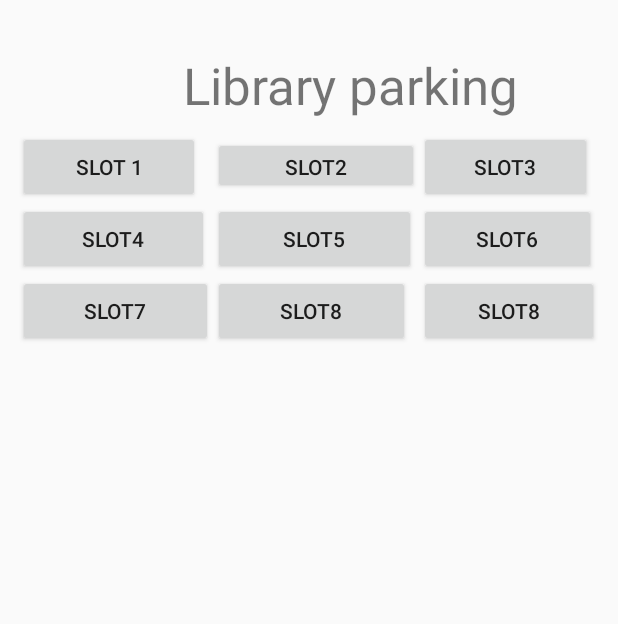
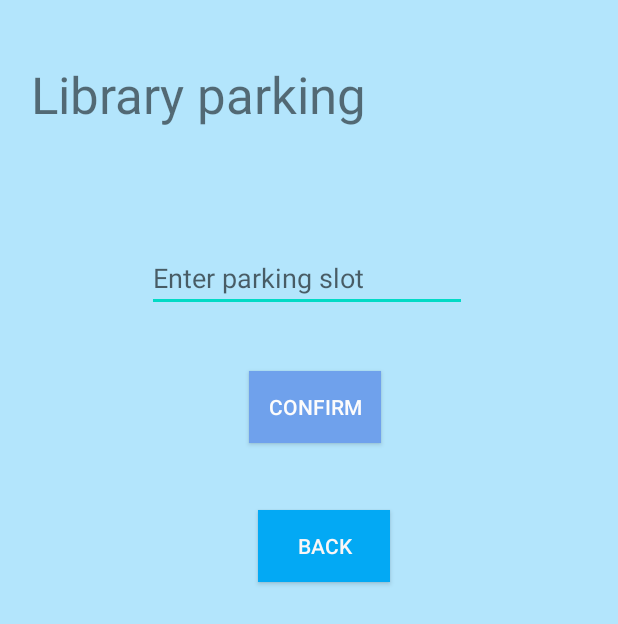
Before and after one commit to dheerajkrishna458/BookMyLotNWM, an Android app: the layout parkingview.xml on its own in the app's theme, with its tools: preview values and no code run, on a phone screen of 412 x 824 dp. Shown: the top 624 px of the screen. Run offline under Robolectric (Android 15) with nearby library versions, the phone set to English and light mode, and no system bars.

Commit message:
dheeraj krishna sign page creation and 2nd layout page creation

```diff
--- a/app/src/main/res/layout/parkingview.xml
+++ b/app/src/main/res/layout/parkingview.xml
@@ -2,6 +2,7 @@
 <android.support.constraint.ConstraintLayout xmlns:android="http://schemas.android.com/apk/res/android"
     xmlns:app="http://schemas.android.com/apk/res-auto"
     xmlns:tools="http://schemas.android.com/tools"
+    android:background="#B3E5FC"
     android:layout_width="match_parent"
     android:layout_height="match_parent">
 
@@ -9,99 +10,51 @@
         android:id="@+id/ParkingName"
         android:layout_width="wrap_content"
         android:layout_height="wrap_content"
-        android:layout_marginStart="122dp"
-        android:layout_marginTop="34dp"
+        android:layout_marginStart="20dp"
+        android:layout_marginTop="40dp"
+        android:gravity="center"
+        android:onClick="parkingviewLibrary"
         android:text="Library parking"
         android:textSize="34sp"
         app:layout_constraintStart_toStartOf="parent"
         app:layout_constraintTop_toTopOf="parent" />
 
-    <android.support.v7.widget.GridLayout
-        android:id="@+id/lotview"
+    <EditText
+        android:id="@+id/editTextTextPersonName"
         android:layout_width="wrap_content"
-        android:layout_height="705dp"
-        android:layout_marginStart="1dp"
-        android:layout_marginTop="8dp"
-        app:columnCount="7"
-        app:layout_constraintEnd_toEndOf="parent"
-        app:layout_constraintHorizontal_bias="0.466"
+        android:layout_height="wrap_content"
+        android:layout_marginStart="98dp"
+        android:layout_marginTop="77dp"
+        android:ems="10"
+        android:hint="Enter parking slot"
+        android:inputType="textPersonName"
         app:layout_constraintStart_toStartOf="parent"
-        app:layout_constraintTop_toBottomOf="@+id/ParkingName"
-        app:rowCount="3">
+        app:layout_constraintTop_toBottomOf="@+id/ParkingName" />
 
-        <Button
-            android:id="@+id/button2"
-            android:layout_width="121dp"
-            android:layout_height="wrap_content"
-            android:onClick="reserve"
-            android:text="slot 1"
-            app:layout_column="0"
-            app:layout_row="0" />
+    <Button
+        android:id="@+id/button2"
+        android:layout_width="wrap_content"
+        android:layout_height="wrap_content"
+        android:layout_marginStart="166dp"
+        android:layout_marginTop="39dp"
+        android:background="#6FA1EC"
+        android:onClick="reserve"
+        android:text="confirm"
+        android:textColor="#FDFCFC"
+        app:layout_constraintStart_toStartOf="parent"
+        app:layout_constraintTop_toBottomOf="@+id/editTextTextPersonName" />
 
-        <Button
-            android:id="@+id/button3"
-            android:layout_width="137dp"
-            android:layout_height="38dp"
-            android:text="slot2"
-            app:layout_column="1"
-            app:layout_row="0" />
+    <Button
+        android:id="@+id/button"
+        android:layout_width="wrap_content"
+        android:layout_height="wrap_content"
+        android:layout_marginStart="172dp"
+        android:layout_marginTop="340dp"
+        android:background="#03A9F4"
+        android:onClick="backtoparkingplace"
+        android:text="Back"
+        android:textColor="#FAF6F6"
+        app:layout_constraintStart_toStartOf="parent"
+        app:layout_constraintTop_toTopOf="parent" />
 
-        <Button
-            android:id="@+id/button4"
-            android:layout_width="115dp"
-            android:layout_height="wrap_content"
-            android:text="slot3"
-            app:layout_column="2"
-            app:layout_row="0" />
-
-        <Button
-            android:id="@+id/button5"
-            android:layout_width="127dp"
-            android:layout_height="wrap_content"
-            android:text="slot4"
-            android:visibility="visible"
-            app:layout_column="0"
-            app:layout_row="1"
-            tools:visibility="visible" />
-
-        <Button
-            android:id="@+id/button6"
-            android:layout_width="135dp"
-            android:layout_height="wrap_content"
-            android:text="slot5"
-            app:layout_column="1"
-            app:layout_row="1" />
-
-        <Button
-            android:id="@+id/button7"
-            android:layout_width="118dp"
-            android:layout_height="wrap_content"
-            android:text="slot6"
-            app:layout_column="2"
-            app:layout_row="1" />
-
-        <Button
-            android:id="@+id/button8"
-            android:layout_width="130dp"
-            android:layout_height="wrap_content"
-            android:text="slot7"
-            app:layout_column="0"
-            app:layout_row="2" />
-
-        <Button
-            android:id="@+id/button9"
-            android:layout_width="131dp"
-            android:layout_height="wrap_content"
-            android:text="slot8"
-            app:layout_column="1"
-            app:layout_row="2" />
-
-        <Button
-            android:id="@+id/button10"
-            android:layout_width="120dp"
-            android:layout_height="wrap_content"
-            android:text="slot8"
-            app:layout_column="2"
-            app:layout_row="2" />
-    </android.support.v7.widget.GridLayout>
 </android.support.constraint.ConstraintLayout>
```
Also changed, not shown: app/src/main/java/com/example/bookmylotnwm/MainActivity.java (+17 -16 lines), app/src/main/res/layout/activity_main.xml (+4 -3 lines), app/src/main/res/layout/reservesuccess.xml (+13 -0 lines), app/src/main/res/layout/type.xml (+22 -6 lines), app/src/main/res/layout/typeofvehicle.xml (+28 -8 lines), app/src/main/res/layout/new_reservation.xml (line endings or trailing spaces).
